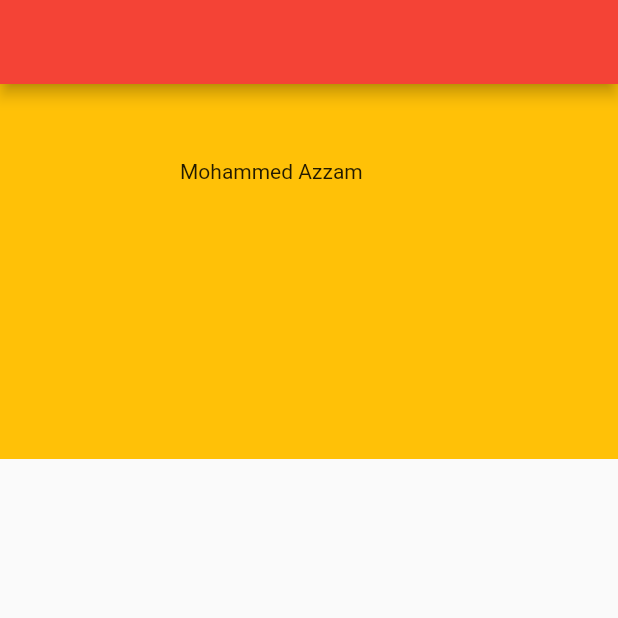
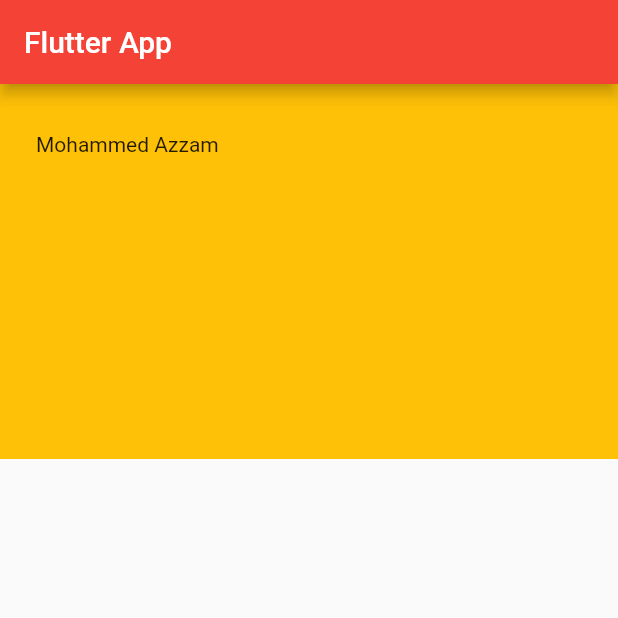
Before and after one commit to Mohammedazzam/flutter_app_001, a Flutter app: the screen it shows after launch, on a phone screen of 412 x 824 dp, the top half of it. Run offline on Flutter 3.47's test engine with Material 2 defaults, Android fonts, the phone set to English and light mode, and no system bars.

Commit message:
4.11(استخدام ال title)

```diff
--- a/lib/main.dart
+++ b/lib/main.dart
@@ -20,12 +20,13 @@ class HomePage extends StatelessWidget {
     return Scaffold(
       appBar: AppBar(
         backgroundColor: Colors.red,
+        title: Text("Flutter App"),
       ),
       body: Container(
         width: double.infinity,
         height: 250,//infinity
 //        padding: EdgeInsets.all(50),
-        padding: EdgeInsets.only(top: 50,left: 120),
+        padding: EdgeInsets.only(top: 32,left: 24),
         color: Colors.amber,
         child: Text("Mohammed Azzam"),
       ),
```
